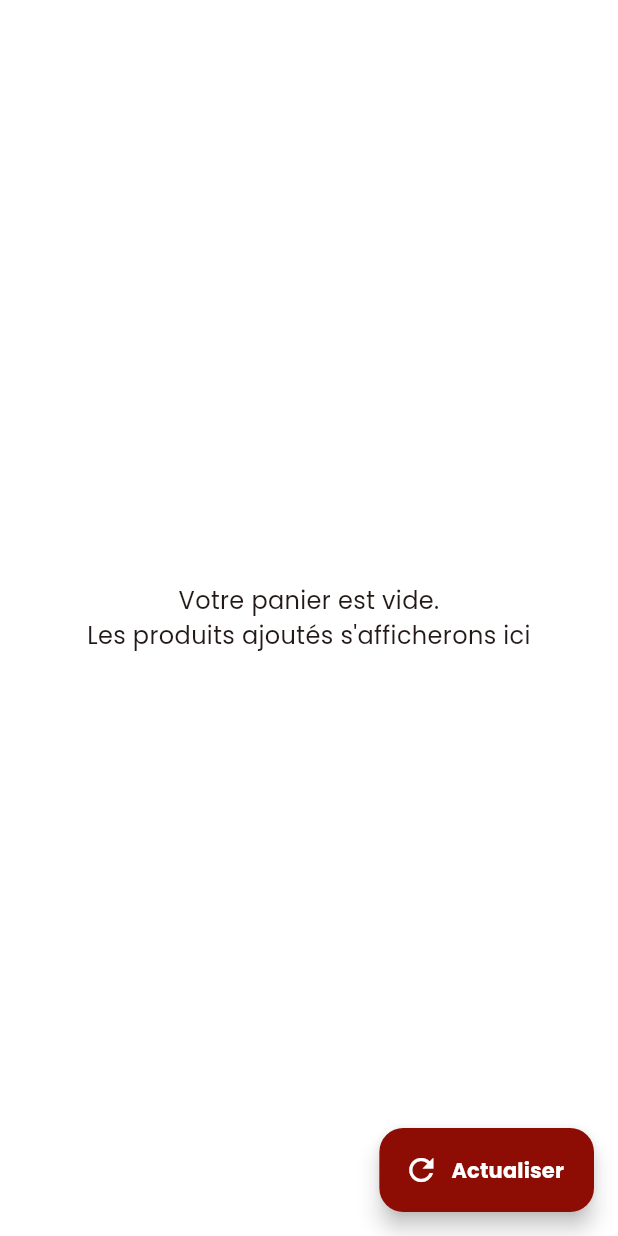
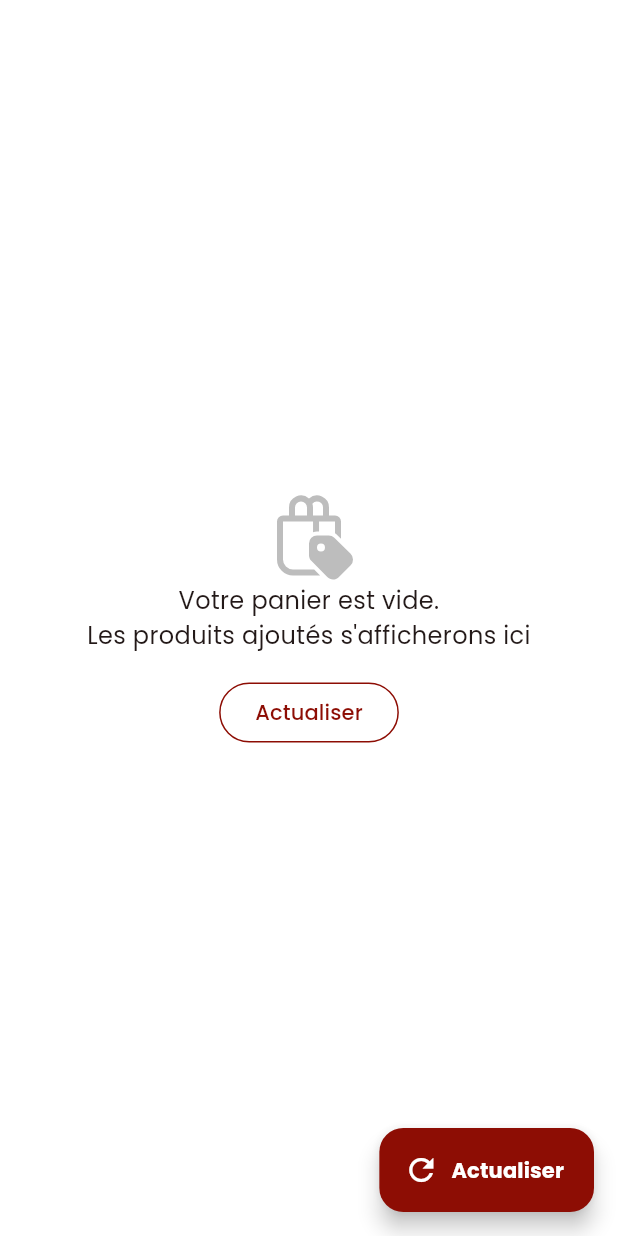
Before and after one commit to Mondo67244/RAS, a Flutter app: the Panier screen opened directly, on a phone screen of 412 x 824 dp. Run offline on Flutter 3.47's test engine with Material 3 defaults, Android fonts, the phone set to English and light mode, and no system bars; our stand-ins replace cached_network_image, cloud_firestore, dropdown_button2, firebase_auth, firebase_core, fluentui_system_icons and 7 more; accounts and stored records are empty.

Commit message:
some minor fixes

```diff
--- a/lib/ecrans/client/pagesu/articles/panier.dart
+++ b/lib/ecrans/client/pagesu/articles/panier.dart
@@ -1,5 +1,6 @@
 import 'package:cloud_firestore/cloud_firestore.dart';
 import 'package:firebase_auth/firebase_auth.dart';
+import 'package:fluentui_system_icons/fluentui_system_icons.dart';
 import 'package:flutter/material.dart';
 import 'package:RAS/basicdata/commande.dart';
 import 'package:RAS/basicdata/style.dart';
@@ -351,11 +352,26 @@ class PanierState extends State<Panier>
                       child: Column(
                         mainAxisAlignment: MainAxisAlignment.center,
                         children: [
+                          Icon(
+                        FluentIcons.shopping_bag_tag_24_regular,
+                        size: 64,
+                        color: Colors.grey.shade400,
+                      ),
                           Text(
                             'Votre panier est vide.\nLes produits ajoutés s\'afficherons ici',
                             textAlign: TextAlign.center,
                             style: TextStyle(fontSize: 16),
                           ),
+                          const SizedBox(height: 16),
+                      OutlinedButton(
+                        onPressed: _actualiser,
+                        style: OutlinedButton.styleFrom(
+                          foregroundColor: Styles.rouge,
+                          side: BorderSide(color: Styles.rouge),
+                        ),
+                        child: const Text('Actualiser'),
+                      ),
+
                         ],
                       ),
                     );
```
Also changed, not shown: lib/ecrans/client/pagesu/articles/details.dart (+38 -38 lines), lib/ecrans/client/pagesu/articles/souhaits.dart (+23 -17 lines), lib/ecrans/client/pagesu/principales/accueilu.dart (+9 -20 lines).
